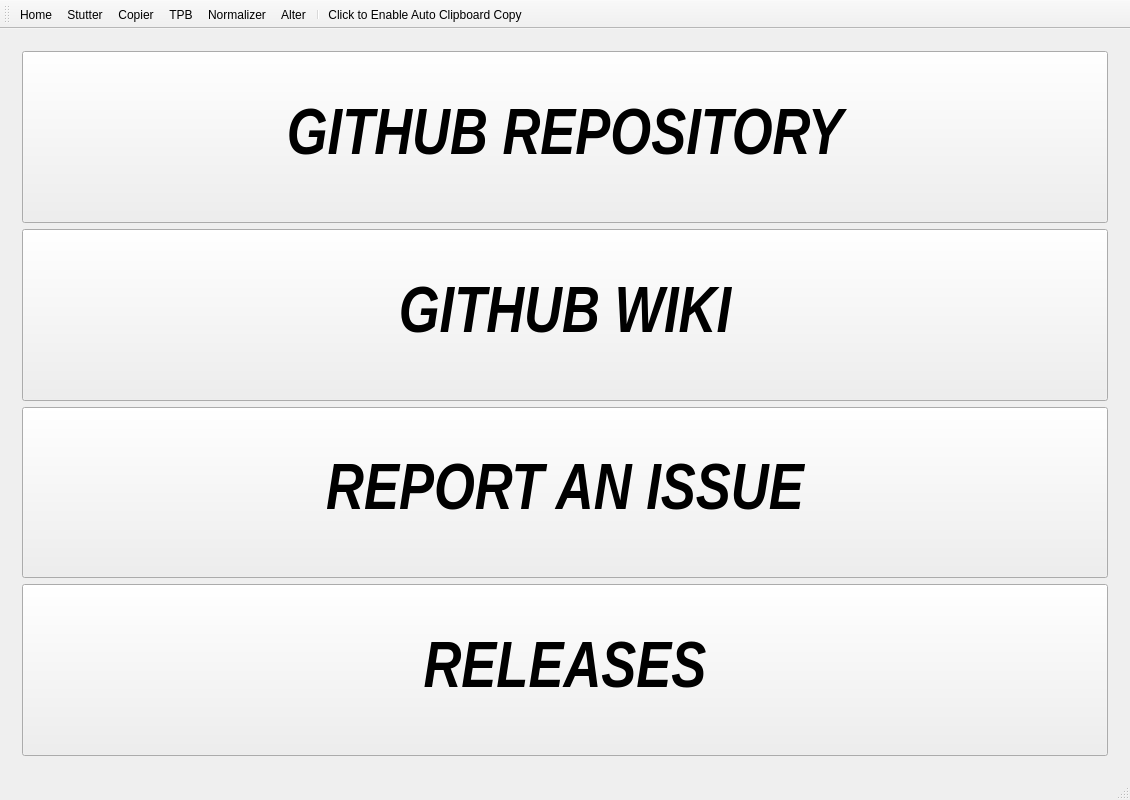
Above: ui/mainwindow.ui from Eve-ning/reamber before the change. Below: the same form after it.
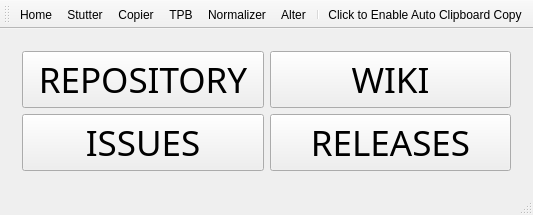
That is the form after the change. The open tabs and pages were chosen to show the change. Icons and pictures are not drawn. Custom widgets are drawn as their Qt base class.

```diff
--- a/ui/mainwindow.ui
+++ b/ui/mainwindow.ui
@@ -2,14 +2,6 @@
 <ui version="4.0">
  <class>MainWindow</class>
  <widget class="QMainWindow" name="MainWindow">
-  <property name="geometry">
-   <rect>
-    <x>0</x>
-    <y>0</y>
-    <width>1130</width>
-    <height>800</height>
-   </rect>
-  </property>
   <property name="windowTitle">
    <string>amber</string>
   </property>
@@ -22,29 +14,6 @@
       </property>
       <widget class="QWidget" name="pageHome">
        <layout class="QGridLayout" name="gridLayout_52">
-        <item row="1" column="0">
-         <widget class="QPushButton" name="homeWikiButton">
-          <property name="sizePolicy">
-           <sizepolicy hsizetype="Minimum" vsizetype="Minimum">
-            <horstretch>0</horstretch>
-            <verstretch>0</verstretch>
-           </sizepolicy>
-          </property>
-          <property name="font">
-           <font>
-            <family>Arial Narrow</family>
-            <pointsize>48</pointsize>
-            <weight>75</weight>
-            <italic>true</italic>
-            <bold>true</bold>
-            <underline>false</underline>
-           </font>
-          </property>
-          <property name="text">
-           <string>GITHUB WIKI</string>
-          </property>
-         </widget>
-        </item>
         <item row="2" column="0">
          <widget class="QPushButton" name="homeReportButton">
           <property name="sizePolicy">
@@ -55,16 +24,16 @@
           </property>
           <property name="font">
            <font>
-            <family>Arial Narrow</family>
-            <pointsize>48</pointsize>
-            <weight>75</weight>
-            <italic>true</italic>
-            <bold>true</bold>
+            <family>Segoe UI Light</family>
+            <pointsize>26</pointsize>
+            <weight>50</weight>
+            <italic>false</italic>
+            <bold>false</bold>
             <underline>false</underline>
            </font>
           </property>
           <property name="text">
-           <string>REPORT AN ISSUE</string>
+           <string>ISSUES</string>
           </property>
          </widget>
         </item>
@@ -78,20 +47,43 @@
           </property>
           <property name="font">
            <font>
-            <family>Arial Narrow</family>
-            <pointsize>48</pointsize>
-            <weight>75</weight>
-            <italic>true</italic>
-            <bold>true</bold>
+            <family>Segoe UI Light</family>
+            <pointsize>26</pointsize>
+            <weight>50</weight>
+            <italic>false</italic>
+            <bold>false</bold>
             <underline>false</underline>
            </font>
           </property>
           <property name="text">
-           <string>GITHUB REPOSITORY</string>
+           <string>REPOSITORY</string>
           </property>
          </widget>
         </item>
-        <item row="3" column="0">
+        <item row="0" column="1">
+         <widget class="QPushButton" name="homeWikiButton">
+          <property name="sizePolicy">
+           <sizepolicy hsizetype="Minimum" vsizetype="Minimum">
+            <horstretch>0</horstretch>
+            <verstretch>0</verstretch>
+           </sizepolicy>
+          </property>
+          <property name="font">
+           <font>
+            <family>Segoe UI Light</family>
+            <pointsize>26</pointsize>
+            <weight>50</weight>
+            <italic>false</italic>
+            <bold>false</bold>
+            <underline>false</underline>
+           </font>
+          </property>
+          <property name="text">
+           <string>WIKI</string>
+          </property>
+         </widget>
+        </item>
+        <item row="2" column="1">
          <widget class="QPushButton" name="homeReleasesButton">
           <property name="sizePolicy">
            <sizepolicy hsizetype="Minimum" vsizetype="Preferred">
@@ -101,11 +93,11 @@
           </property>
           <property name="font">
            <font>
-            <family>Arial Narrow</family>
-            <pointsize>48</pointsize>
-            <weight>75</weight>
-            <italic>true</italic>
-            <bold>true</bold>
+            <family>Segoe UI Light</family>
+            <pointsize>26</pointsize>
+            <weight>50</weight>
+            <italic>false</italic>
+            <bold>false</bold>
            </font>
           </property>
           <property name="text">
```
Left out of the diff: 5 changed lines with no effect on the pictures.
